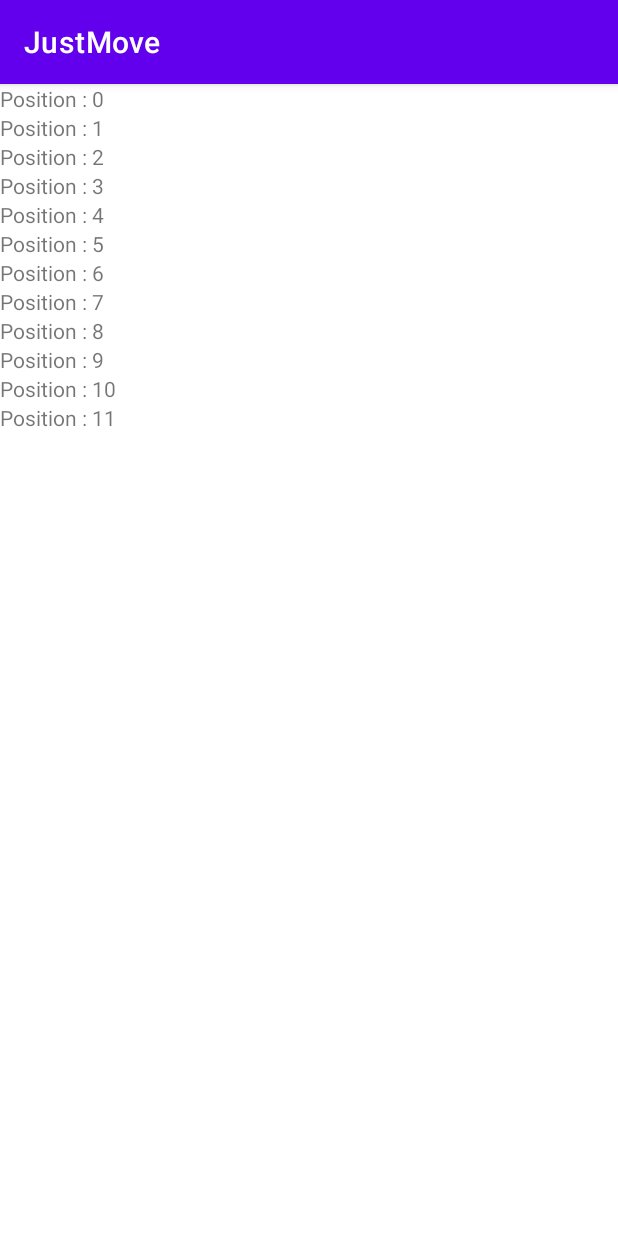
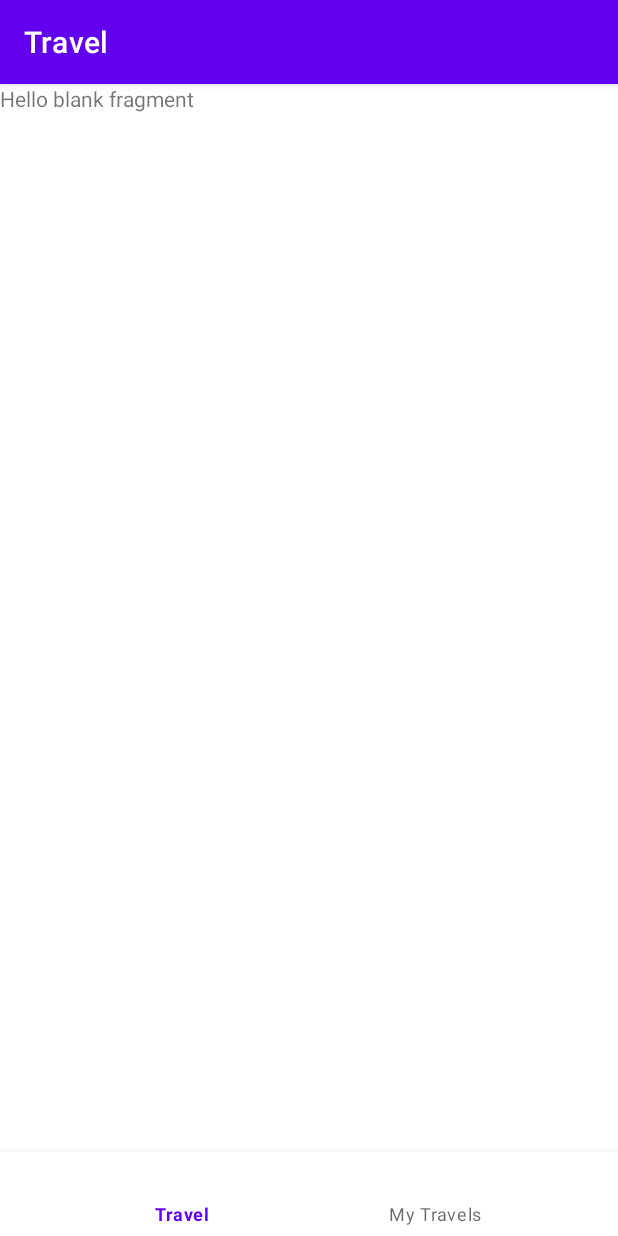
Before and after one commit to bohbohb/MWC-Project, an Android app: the screen it shows after launch (MainActivity), on a phone screen of 412 x 824 dp. Run offline under Robolectric (Android 15) with nearby library versions, the phone set to English and light mode, and no system bars; our stand-ins replace navigation-ui.

Commit message:
Add bottom navigation view

```diff
--- a/JustMove/app/src/main/java/com/usi/mwc/justmove/MainActivity.java
+++ b/JustMove/app/src/main/java/com/usi/mwc/justmove/MainActivity.java
@@ -1,14 +1,43 @@
 package com.usi.mwc.justmove;
 
 import androidx.appcompat.app.AppCompatActivity;
+import androidx.fragment.app.Fragment;
+import androidx.navigation.NavController;
+import androidx.navigation.Navigation;
+import androidx.navigation.fragment.NavHostFragment;
+import androidx.navigation.ui.AppBarConfiguration;
+import androidx.navigation.ui.NavigationUI;
 
 import android.os.Bundle;
+import android.view.View;
 
-public class MainActivity extends AppCompatActivity {
+import com.google.android.material.bottomnavigation.BottomNavigationView;
+
+import java.util.HashSet;
+import java.util.Set;
+
+public class MainActivity extends AppCompatActivity{
 
     @Override
     protected void onCreate(Bundle savedInstanceState) {
         super.onCreate(savedInstanceState);
         setContentView(R.layout.activity_main);
+
+        BottomNavigationView bottomNavView = findViewById(R.id.nav_view);
+
+        NavController navController = Navigation.findNavController(this, R.id.nav_host_fragment);
+        Set<Integer> destinations = new HashSet<>();
+        destinations.add(R.id.travelFragment);
+        destinations.add(R.id.myTravels);
+        AppBarConfiguration appBarConfiguration = new AppBarConfiguration.Builder(destinations).build();
+        NavigationUI.setupActionBarWithNavController(this, navController, appBarConfiguration);
+        NavigationUI.setupWithNavController(bottomNavView, navController);
+    }
+
+    @Override
+    public boolean onSupportNavigateUp() {
+        NavHostFragment navHostFragment = (NavHostFragment) getSupportFragmentManager().findFragmentById(R.id.nav_host_fragment);
+        NavController navController = navHostFragment.getNavController();
+        return navController.navigateUp();
     }
 }
--- a/JustMove/app/src/main/java/com/usi/mwc/justmove/adapters/TravelAdapter.java
+++ b/JustMove/app/src/main/java/com/usi/mwc/justmove/adapters/TravelAdapter.java
@@ -35,7 +35,7 @@ false
     }
 
     @Override
-    public void onBindViewHolder(@NonNull TravelAdapter.TravelViewHolder holder, int position) {
+    public void onBindViewHolder(TravelAdapter.TravelViewHolder holder, int position) {
         TravelModel currentItem = travelsList.get(position);
         Double[] cent = Utils.centroid(currentItem.getPoints());
         holder.tvTest.setText("Position : " + String.valueOf(position));
@@ -58,12 +58,12 @@ false
         public void onClick(View view) {
             int position = this.getAdapterPosition();
             if (position != RecyclerView.NO_POSITION) {
-                listener.onClickItem(position, travelsList.get(position));
+                listener.onClickItem(view, position, travelsList.get(position));
             }
         }
     }
 
     public interface OnItemClickListener {
-        void onClickItem(int position, TravelModel t);
+        void onClickItem(View v, int position, TravelModel t);
     }
 }
--- a/JustMove/app/src/main/res/layout/activity_main.xml
+++ b/JustMove/app/src/main/res/layout/activity_main.xml
@@ -6,7 +6,20 @@
     android:layout_height="match_parent"
     tools:context=".MainActivity">
 
-    <androidx.fragment.app.FragmentContainerView
+    <com.google.android.material.bottomnavigation.BottomNavigationView
+        android:id="@+id/nav_view"
+        android:layout_width="0dp"
+        android:layout_height="wrap_content"
+        android:layout_marginEnd="0dp"
+        android:layout_marginStart="0dp"
+        android:background="?android:attr/windowBackground"
+        app:layout_constraintBottom_toBottomOf="parent"
+        app:layout_constraintLeft_toLeftOf="parent"
+        app:layout_constraintRight_toRightOf="parent"
+        app:menu="@menu/bottom_nav_menu" />
+
+
+    <fragment
         android:id="@+id/nav_host_fragment"
         android:name="androidx.navigation.fragment.NavHostFragment"
         android:layout_width="0dp"
@@ -15,7 +28,6 @@
         app:layout_constraintRight_toRightOf="parent"
         app:layout_constraintTop_toTopOf="parent"
         app:layout_constraintBottom_toBottomOf="parent"
-
         app:defaultNavHost="true"
         app:navGraph="@navigation/nav_graph" />
 
--- /dev/null
+++ b/JustMove/app/src/main/res/menu/bottom_nav_menu.xml
@@ -0,0 +1,10 @@
+<?xml version="1.0" encoding="utf-8"?>
+<menu xmlns:android="http://schemas.android.com/apk/res/android">
+    <item
+        android:id="@+id/travelFragment"
+        android:title="@string/travel" />
+
+    <item
+        android:id="@+id/myTravels"
+        android:title="@string/myTravels" />
+</menu>
--- a/JustMove/app/src/main/res/navigation/nav_graph.xml
+++ b/JustMove/app/src/main/res/navigation/nav_graph.xml
@@ -3,13 +3,13 @@
     xmlns:app="http://schemas.android.com/apk/res-auto"
     xmlns:tools="http://schemas.android.com/tools"
     android:id="@+id/nav_graph"
-    app:startDestination="@id/myTravels">
+    app:startDestination="@id/travelFragment">
 
     <fragment
-        android:id="@+id/mainFragment"
+        android:id="@+id/travelFragment"
         android:name="com.usi.mwc.justmove.ui.MainFragment"
-        android:label="fragment_main"
-        tools:layout="@layout/fragment_main" >
+        android:label="@string/travel"
+        tools:layout="@layout/fragment_main">
         <action
             android:id="@+id/action_mainFragment_to_myTravels2"
             app:destination="@id/myTravels"
@@ -21,6 +21,23 @@
     <fragment
         android:id="@+id/myTravels"
         android:name="com.usi.mwc.justmove.ui.MyTravels"
-        android:label="fragment_my_travels"
-        tools:layout="@layout/fragment_my_travels" />
+        android:label="@string/myTravels"
+        tools:layout="@layout/fragment_my_travels">
+        <action
+            android:id="@+id/action_myTravels_to_detailTravelFragment"
+            app:destination="@id/detailTravelFragment"
+            app:enterAnim="@anim/fragment_fade_enter"
+            app:exitAnim="@anim/fragment_fade_exit"
+            app:popEnterAnim="@anim/fragment_fade_enter"
+            app:popExitAnim="@anim/fragment_fade_exit" />
+    </fragment>
+    <fragment
+        android:id="@+id/detailTravelFragment"
+        android:name="com.usi.mwc.justmove.ui.DetailTravelFragment"
+        android:label="fragment_detail_travel"
+        tools:layout="@layout/fragment_detail_travel" >
+        <argument
+            android:name="travel"
+            app:argType="com.usi.mwc.justmove.model.TravelModel" />
+    </fragment>
 </navigation>
--- a/JustMove/app/src/main/res/values/strings.xml
+++ b/JustMove/app/src/main/res/values/strings.xml
@@ -1,5 +1,6 @@
 <resources>
     <string name="app_name">JustMove</string>
-    <!-- TODO: Remove or change this placeholder text -->
     <string name="hello_blank_fragment">Hello blank fragment</string>
+    <string name="travel">Travel</string>
+    <string name="myTravels">My Travels</string>
 </resources>
```
Also changed, not shown: JustMove/app/src/main/java/com/usi/mwc/justmove/ui/DetailTravelFragment.java (added, +38 -0 lines), JustMove/app/src/main/java/com/usi/mwc/justmove/ui/MyTravels.java (+5 -7 lines), JustMove/app/src/main/res/layout/fragment_detail_travel.xml (added, +14 -0 lines).
